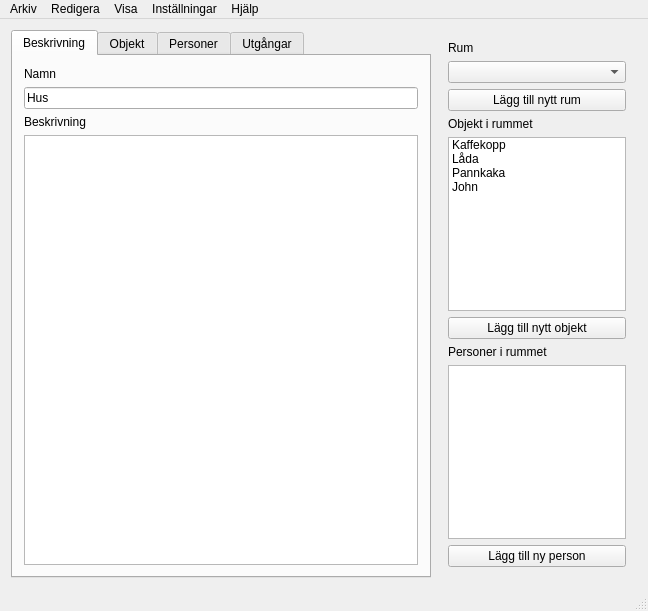
Old version of the form Editor/editor.ui in the repository Niklasva/AdventureGameProject.
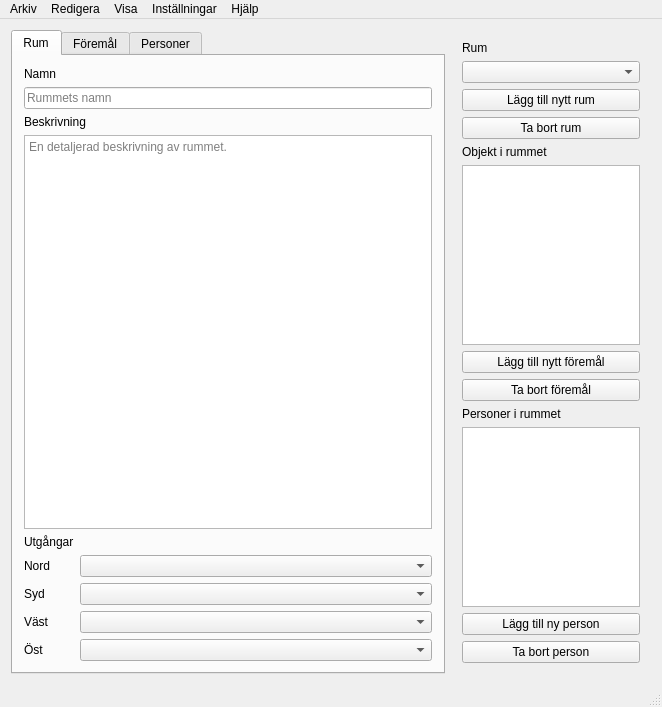
New version of the form. The open tabs and pages were chosen to show the change.

Commit message: Lägg till/ta bort items

What changed in the file:
```diff
--- a/Editor/editor.ui
+++ b/Editor/editor.ui
@@ -6,8 +6,8 @@
    <rect>
     <x>0</x>
     <y>0</y>
-    <width>648</width>
-    <height>611</height>
+    <width>662</width>
+    <height>707</height>
    </rect>
   </property>
   <property name="sizePolicy">
@@ -49,38 +49,94 @@
         <string/>
        </property>
        <attribute name="title">
-        <string>Beskrivning</string>
+        <string>Rum</string>
        </attribute>
        <attribute name="toolTip">
         <string>&lt;html&gt;&lt;head/&gt;&lt;body&gt;&lt;p&gt;Rummets namn och beskrivning&lt;/p&gt;&lt;/body&gt;&lt;/html&gt;</string>
        </attribute>
-       <layout class="QVBoxLayout" name="verticalLayout_6">
-        <item>
+       <layout class="QFormLayout" name="formLayout_2">
+        <item row="0" column="0">
          <widget class="QLabel" name="label">
           <property name="text">
            <string>Namn</string>
           </property>
          </widget>
         </item>
-        <item>
-         <widget class="QLineEdit" name="lineEdit">
+        <item row="1" column="0" colspan="2">
+         <widget class="QLineEdit" name="edit_room_name">
           <property name="text">
-           <string>Hus</string>
+           <string/>
+          </property>
+          <property name="placeholderText">
+           <string>Rummets namn</string>
           </property>
          </widget>
         </item>
-        <item>
+        <item row="2" column="0" colspan="2">
          <widget class="QLabel" name="label_2">
           <property name="text">
            <string>Beskrivning</string>
           </property>
          </widget>
         </item>
-        <item>
-         <widget class="QTextEdit" name="textEdit">
+        <item row="3" column="0" colspan="2">
+         <widget class="QTextEdit" name="edit_room_description">
+          <property name="mouseTracking">
+           <bool>false</bool>
+          </property>
           <property name="statusTip">
            <string/>
           </property>
+          <property name="placeholderText">
+           <string>En detaljerad beskrivning av rummet.</string>
+          </property>
+         </widget>
+        </item>
+        <item row="6" column="0">
+         <widget class="QLabel" name="label_N_2">
+          <property name="text">
+           <string>Nord</string>
+          </property>
+         </widget>
+        </item>
+        <item row="6" column="1">
+         <widget class="QComboBox" name="combo_N"/>
+        </item>
+        <item row="7" column="0">
+         <widget class="QLabel" name="label_S_2">
+          <property name="text">
+           <string>Syd</string>
+          </property>
+         </widget>
+        </item>
+        <item row="7" column="1">
+         <widget class="QComboBox" name="combo_S"/>
+        </item>
+        <item row="8" column="0">
+         <widget class="QLabel" name="label_W_2">
+          <property name="text">
+           <string>Väst</string>
+          </property>
+         </widget>
+        </item>
+        <item row="8" column="1">
+         <widget class="QComboBox" name="combo_W"/>
+        </item>
+        <item row="9" column="0">
+         <widget class="QLabel" name="label_E_2">
+          <property name="text">
+           <string>Öst</string>
+          </property>
+         </widget>
+        </item>
+        <item row="9" column="1">
+         <widget class="QComboBox" name="combo_E"/>
+        </item>
+        <item row="4" column="0">
+         <widget class="QLabel" name="label_6">
+          <property name="text">
+           <string>Utgångar</string>
+          </property>
          </widget>
         </item>
        </layout>
@@ -90,7 +146,7 @@
         <string/>
        </property>
        <attribute name="title">
-        <string>Objekt</string>
+        <string>Föremål</string>
        </attribute>
        <attribute name="toolTip">
         <string>&lt;html&gt;&lt;head/&gt;&lt;body&gt;&lt;p&gt;Objekt&lt;/p&gt;&lt;/body&gt;&lt;/html&gt;</string>
@@ -331,120 +387,6 @@
         </item>
        </layout>
       </widget>
-      <widget class="QWidget" name="tab_exits">
-       <attribute name="title">
-        <string>Utgångar</string>
-       </attribute>
-       <attribute name="toolTip">
-        <string>&lt;html&gt;&lt;head/&gt;&lt;body&gt;&lt;p&gt;Ändra rummets utgångar&lt;/p&gt;&lt;/body&gt;&lt;/html&gt;</string>
-       </attribute>
-       <layout class="QFormLayout" name="formLayout">
-        <item row="0" column="0">
-         <widget class="QLabel" name="label_N">
-          <property name="text">
-           <string>Nord</string>
-          </property>
-         </widget>
-        </item>
-        <item row="0" column="1">
-         <widget class="QComboBox" name="combo_N">
-          <item>
-           <property name="text">
-            <string>Inget</string>
-           </property>
-          </item>
-          <item>
-           <property name="text">
-            <string>Rum 1: Hus</string>
-           </property>
-          </item>
-          <item>
-           <property name="text">
-            <string>Rum 2: Fult hus</string>
-           </property>
-          </item>
-         </widget>
-        </item>
-        <item row="1" column="1">
-         <widget class="QComboBox" name="combo_S">
-          <item>
-           <property name="text">
-            <string>Inget</string>
-           </property>
-          </item>
-          <item>
-           <property name="text">
-            <string>Rum 1: Hus</string>
-           </property>
-          </item>
-          <item>
-           <property name="text">
-            <string>Rum 2: Fult hus</string>
-           </property>
-          </item>
-         </widget>
-        </item>
-        <item row="2" column="1">
-         <widget class="QComboBox" name="combo_V">
-          <item>
-           <property name="text">
-            <string>Inget</string>
-           </property>
-          </item>
-          <item>
-           <property name="text">
-            <string>Rum 1: Hus</string>
-           </property>
-          </item>
-          <item>
-           <property name="text">
-            <string>Rum 2: Fult hus</string>
-           </property>
-          </item>
-         </widget>
-        </item>
-        <item row="3" column="1">
-         <widget class="QComboBox" name="combo_E">
-          <item>
-           <property name="text">
-            <string>Inget</string>
-           </property>
-          </item>
-          <item>
-           <property name="text">
-            <string>Rum 1: Hus</string>
-           </property>
-          </item>
-          <item>
-           <property name="text">
-            <string>Rum 2: Fult hus</string>
-           </property>
-          </item>
-         </widget>
-        </item>
-        <item row="1" column="0">
-         <widget class="QLabel" name="label_S">
-          <property name="text">
-           <string>Syd</string>
-          </property>
-         </widget>
-        </item>
-        <item row="2" column="0">
-         <widget class="QLabel" name="label_W">
-          <property name="text">
-           <string>Väst</string>
-          </property>
-         </widget>
-        </item>
-        <item row="3" column="0">
-         <widget class="QLabel" name="label_E">
-          <property name="text">
-           <string>Öst</string>
-          </property>
-         </widget>
-        </item>
-       </layout>
-      </widget>
      </widget>
     </item>
     <item>
@@ -480,6 +422,13 @@
          </property>
         </widget>
        </item>
+       <item>
+        <widget class="QPushButton" name="button_delete_room">
+         <property name="text">
+          <string>Ta bort rum</string>
+         </property>
+        </widget>
+       </item>
        <item>
         <widget class="QLabel" name="label_items">
          <property name="text">
@@ -495,32 +444,19 @@
            <height>16777215</height>
           </size>
          </property>
-         <item>
-          <property name="text">
-           <string>Kaffekopp</string>
-          </property>
-         </item>
-         <item>
-          <property name="text">
-           <string>Låda</string>
-          </property>
-         </item>
-         <item>
-          <property name="text">
-           <string>Pannkaka</string>
-          </property>
-         </item>
-         <item>
-          <property name="text">
-           <string>John</string>
-          </property>
-         </item>
         </widget>
        </item>
        <item>
         <widget class="QPushButton" name="button_item">
          <property name="text">
-          <string>Lägg till nytt objekt</string>
+          <string>Lägg till nytt föremål</string>
+         </property>
+        </widget>
+       </item>
+       <item>
+        <widget class="QPushButton" name="button_remove_item">
+         <property name="text">
+          <string>Ta bort föremål</string>
          </property>
         </widget>
        </item>
@@ -545,6 +481,13 @@
          </property>
         </widget>
        </item>
+       <item>
+        <widget class="QPushButton" name="button_remove_npc">
+         <property name="text">
+          <string>Ta bort person</string>
+         </property>
+        </widget>
+       </item>
       </layout>
       <zorder>list_npcs</zorder>
       <zorder>label_room</zorder>
@@ -564,8 +507,8 @@
     <rect>
      <x>0</x>
      <y>0</y>
-     <width>648</width>
-     <height>25</height>
+     <width>662</width>
+     <height>20</height>
     </rect>
    </property>
    <widget class="QMenu" name="menuArkiv">
```
Left out of the diff: 84 changed lines with no effect on the pictures. The commit also changes 6 other files.
